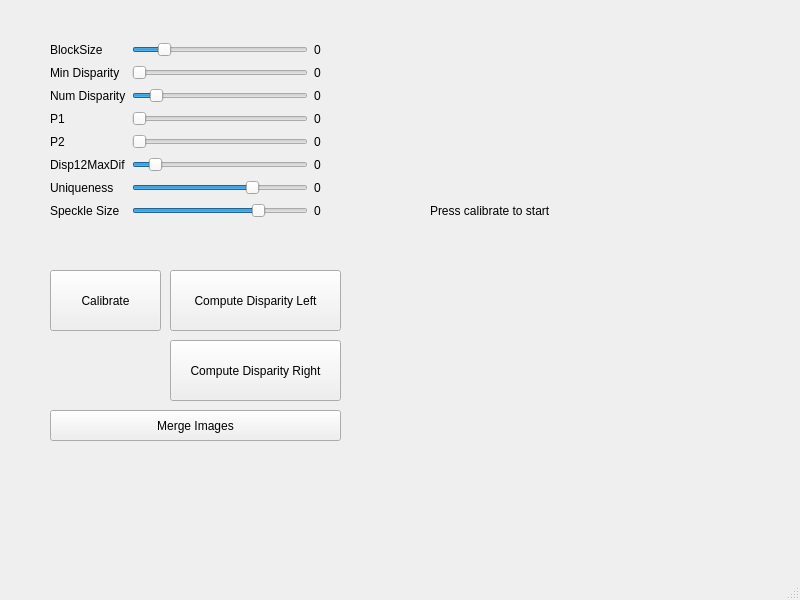
The window that pipeline.ui (Ratoone/face_reconstruction) describes before a commit, drawn with Qt 5.
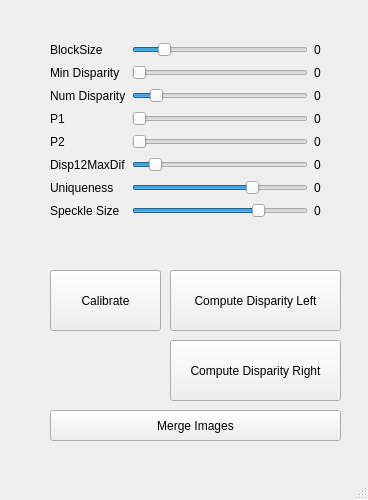
The same window after the commit.

Commit message: Removed showing the image in UI

```diff
--- a/pipeline.ui
+++ b/pipeline.ui
@@ -6,27 +6,14 @@
    <rect>
     <x>0</x>
     <y>0</y>
-    <width>800</width>
-    <height>600</height>
+    <width>368</width>
+    <height>500</height>
    </rect>
   </property>
   <property name="windowTitle">
    <string>MainWindow</string>
   </property>
   <widget class="QWidget" name="centralwidget">
-   <widget class="QLabel" name="disparity_image">
-    <property name="geometry">
-     <rect>
-      <x>430</x>
-      <y>60</y>
-      <width>251</width>
-      <height>301</height>
-     </rect>
-    </property>
-    <property name="text">
-     <string>Press calibrate to start</string>
-    </property>
-   </widget>
    <widget class="QPushButton" name="compute_disparity_left_button">
     <property name="geometry">
      <rect>
```
Left out of the diff: 2 changed lines with no effect on the pictures. The commit also changes 2 other files.
